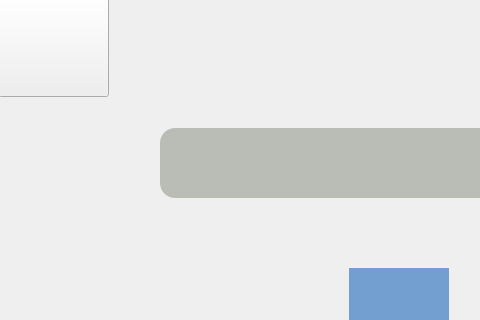
Qt form led_pwm.ui (nanxing23/Smart-desk) before a commit; both pictures show x 0 to 480 and y 0 to 320 of the 800 by 480 pixel window.
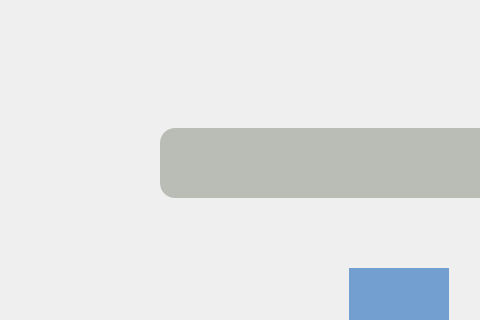
The same form after that commit. Icons and pictures are not drawn. Custom widgets are drawn as their Qt base class.

```diff
--- a/led_pwm.ui
+++ b/led_pwm.ui
@@ -55,24 +55,6 @@
    <property name="frameShadow">
     <enum>QFrame::Raised</enum>
    </property>
-   <widget class="QPushButton" name="return_2">
-    <property name="geometry">
-     <rect>
-      <x>-1</x>
-      <y>-2</y>
-      <width>111</width>
-      <height>101</height>
-     </rect>
-    </property>
-    <property name="styleSheet">
-     <string notr="true">QPushButton{
-	border-image: url(:/image/return.png);
-}</string>
-    </property>
-    <property name="text">
-     <string/>
-    </property>
-   </widget>
    <widget class="MySlider" name="ledslider">
     <property name="geometry">
      <rect>
```
